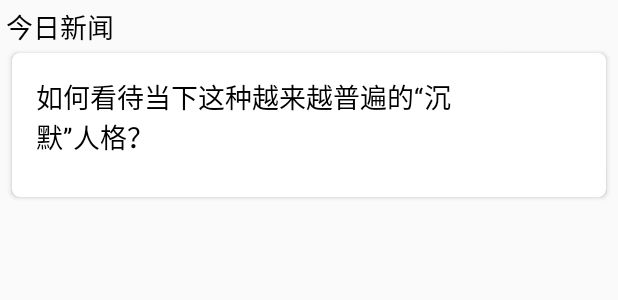
After one commit to QasimCyrus/ZhihuDaily, an Android app: the layout item_news.xml on its own in the app's theme, with its tools: preview values and no code run, on a phone screen of 412 x 824 dp. The commit adds this screen. Shown: the top 300 px of the screen. Run offline under Robolectric (Android 15) with nearby library versions, the phone set to English and light mode, and no system bars.

Commit message:
top stories' carousel & daily stories' list show

```diff
--- a/app/build.gradle
+++ b/app/build.gradle
@@ -30,4 +30,5 @@ dependencies {
     compile 'com.google.code.gson:gson:2.7'
     compile 'com.squareup.okhttp3:okhttp:3.4.1'
     compile 'com.android.support:design:24.2.1'
+    compile 'com.android.support:cardview-v7:24.2.1'
 }
--- a/app/src/main/AndroidManifest.xml
+++ b/app/src/main/AndroidManifest.xml
@@ -13,7 +13,7 @@
         android:theme="@style/AppTheme">
         <activity
             android:name=".activity.SplashActivity"
-            android:theme="@style/SplashTheme">
+            android:theme="@style/AppTheme">
             <intent-filter>
                 <action android:name="android.intent.action.MAIN"/>
                 <category android:name="android.intent.category.LAUNCHER"/>
--- a/app/src/main/java/com/cyrus/zhihudaily/database/NewsDB.java
+++ b/app/src/main/java/com/cyrus/zhihudaily/database/NewsDB.java
@@ -69,7 +69,7 @@ public class NewsDB {
         SQLiteDatabase db = mHelper.getReadableDatabase();
         ContentValues contentValues = new ContentValues();
         contentValues.put(COLUMN_JSON, json);
-        db.update(TABLE_NAME, contentValues, COLUMN_DATE, new String[]{date});
+        db.update(TABLE_NAME, contentValues, COLUMN_DATE+"=?", new String[]{date});
         db.close();
     }
 
--- a/app/src/main/java/com/cyrus/zhihudaily/utils/DateUtils.java
+++ b/app/src/main/java/com/cyrus/zhihudaily/utils/DateUtils.java
@@ -59,7 +59,9 @@ public class DateUtils {
     }
 
     public static String convertDate(String date) {
-        String result = date.substring(4, 6);
+        String result = date.substring(0, 3);
+        result += "年";
+        result += date.substring(4, 6);
         result += "月 ";
         result += date.substring(6, 8);
         result += "日 ";
--- /dev/null
+++ b/app/src/main/res/layout/item_news.xml
@@ -0,0 +1,60 @@
+<?xml version="1.0" encoding="utf-8"?>
+<LinearLayout
+    xmlns:android="http://schemas.android.com/apk/res/android"
+    xmlns:app="http://schemas.android.com/apk/res-auto"
+    android:layout_width="match_parent"
+    android:layout_height="match_parent"
+    android:orientation="vertical">
+
+    <TextView
+        android:id="@+id/tv_time"
+        android:layout_width="wrap_content"
+        android:layout_height="wrap_content"
+        android:padding="4dp"
+        android:text="@string/news_list_today"
+        android:textColor="#000000"
+        android:textSize="18sp"/>
+
+    <!--card_view:cardPreventCornerOverlap="true"-->
+    <!--card_view:cardUseCompatPadding="true"-->
+    <!--card_view:cardCornerRadius = "5dp"-->
+
+    <android.support.v7.widget.CardView
+        android:id="@+id/cv_news_list"
+        android:layout_width="wrap_content"
+        android:layout_height="wrap_content"
+        android:layout_marginLeft="8dp"
+        android:layout_marginRight="8dp"
+        android:layout_marginBottom="4dp"
+        android:padding="4dp"
+        app:cardBackgroundColor="@color/cardview_light_background"
+        app:cardCornerRadius="5dp">
+
+        <RelativeLayout
+            android:layout_width="match_parent"
+            android:layout_height="match_parent"
+            android:orientation="horizontal"
+            android:padding="8dp">
+
+            <ImageView
+                android:id="@+id/iv_title"
+                android:layout_width="80dp"
+                android:layout_height="80dp"
+                android:layout_alignParentRight="true"
+                android:contentDescription="@string/news_picture"
+                android:scaleType="centerCrop"/>
+
+            <TextView
+                android:padding="8dp"
+                android:id="@+id/tv_title"
+                android:layout_width="wrap_content"
+                android:layout_height="wrap_content"
+                android:layout_alignParentLeft="true"
+                android:layout_toLeftOf="@id/iv_title"
+                android:text="@string/news_content"
+                android:textColor="#000000"
+                android:textSize="18sp"/>
+        </RelativeLayout>
+    </android.support.v7.widget.CardView>
+
+</LinearLayout>
--- a/app/src/main/res/values/strings.xml
+++ b/app/src/main/res/values/strings.xml
@@ -1,3 +1,6 @@
 <resources>
     <string name="app_name">Zhihu Daily</string>
+    <string name="news_list_today">今日新闻</string>
+    <string name="news_content">如何看待当下这种越来越普遍的“沉默”人格？</string>
+    <string name="news_picture">news_picture</string>
 </resources>
--- a/app/src/main/res/values/styles.xml
+++ b/app/src/main/res/values/styles.xml
@@ -9,8 +9,4 @@
         <item name="colorControlNormal">@android:color/white</item>
     </style>
 
-    <style name="SplashTheme" parent="Theme.AppCompat.Light.NoActionBar">
-        <item name="colorPrimaryDark">@color/colorPrimaryDark</item>
-    </style>
-
 </resources>
```
Also changed, not shown: app/src/main/java/com/cyrus/zhihudaily/adapter/CardAdapter.java (deleted, +0 -31 lines), app/src/main/java/com/cyrus/zhihudaily/adapter/HeaderImageAdapter.java (added, +65 -0 lines), app/src/main/java/com/cyrus/zhihudaily/adapter/NewsAdapter.java (added, +175 -0 lines), app/src/main/java/com/cyrus/zhihudaily/fragment/NewsListFragment.java (+5 -3 lines), app/src/main/java/com/cyrus/zhihudaily/holder/CardHolder.java (added, +43 -0 lines), app/src/main/java/com/cyrus/zhihudaily/holder/HeaderHolder.java (added, +42 -0 lines), app/src/main/res/layout/fragment_news_list.xml (+5 -10 lines), app/src/main/res/layout/item_image.xml (added, +23 -0 lines), app/src/main/res/layout/item_top_picture.xml (added, +49 -0 lines), app/src/main/res/drawable/guide_point.png (added), app/src/main/res/drawable/guide_point_selected.png (added).
